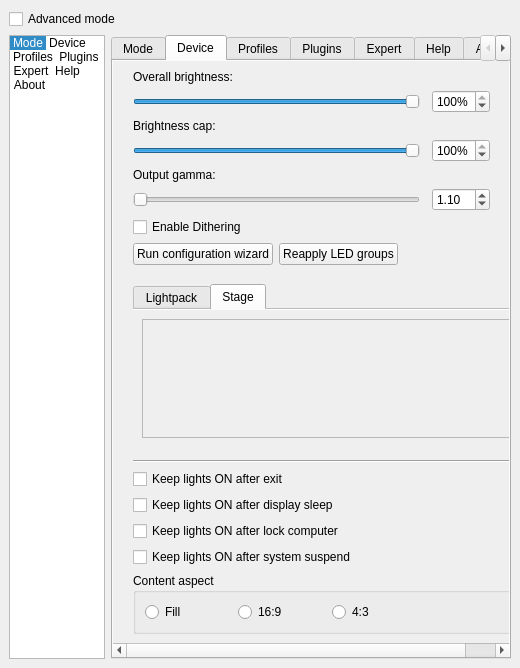
Qt form Software/src/SettingsWindow.ui (sraka1/Lightpack) before a commit.
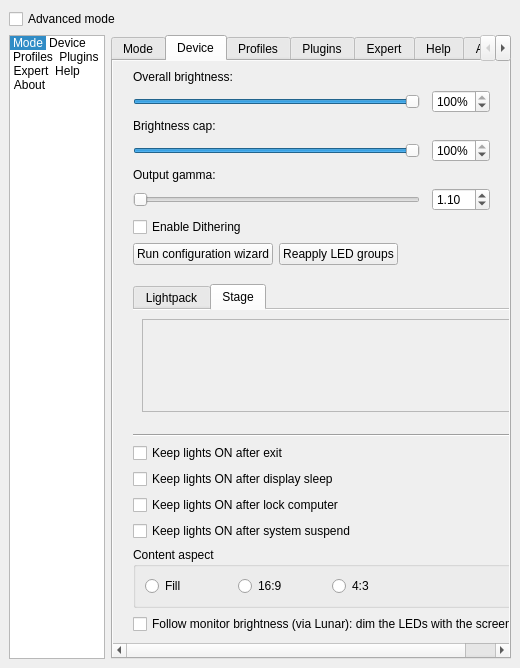
The same form after that commit. Icons and pictures are not drawn. Custom widgets are drawn as their Qt base class.

Commit message: feat: follow the monitor's brightness via Lunar (macOS)

What changed in the file:
```diff
--- a/Software/src/SettingsWindow.ui
+++ b/Software/src/SettingsWindow.ui
@@ -2038,6 +2038,13 @@
           </property>
          </widget>
         </item>
+        <item row="26" column="0" colspan="6">
+         <widget class="QCheckBox" name="checkBox_FollowScreenBrightness">
+          <property name="text">
+           <string>Follow monitor brightness (via Lunar): dim the LEDs with the screen</string>
+          </property>
+         </widget>
+        </item>
         <item row="25" column="0">
          <spacer name="verticalSpacer_2">
           <property name="orientation">
```
The commit also changes 17 other files.
